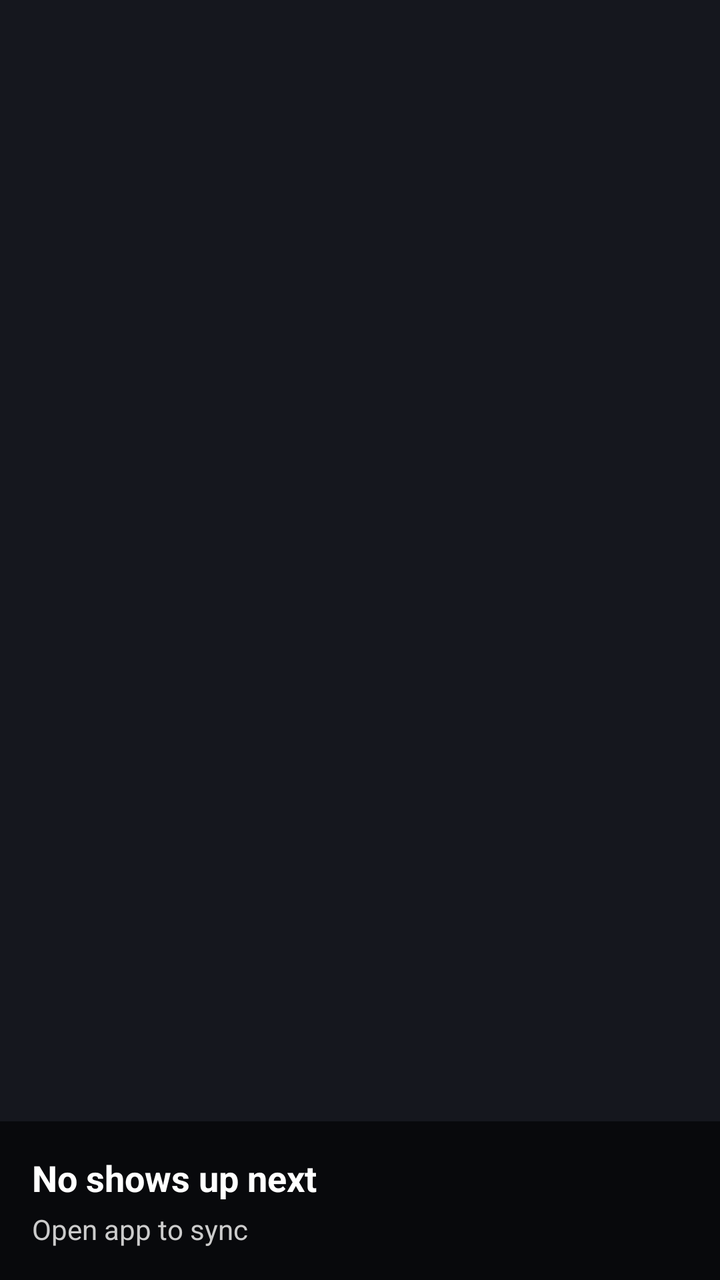
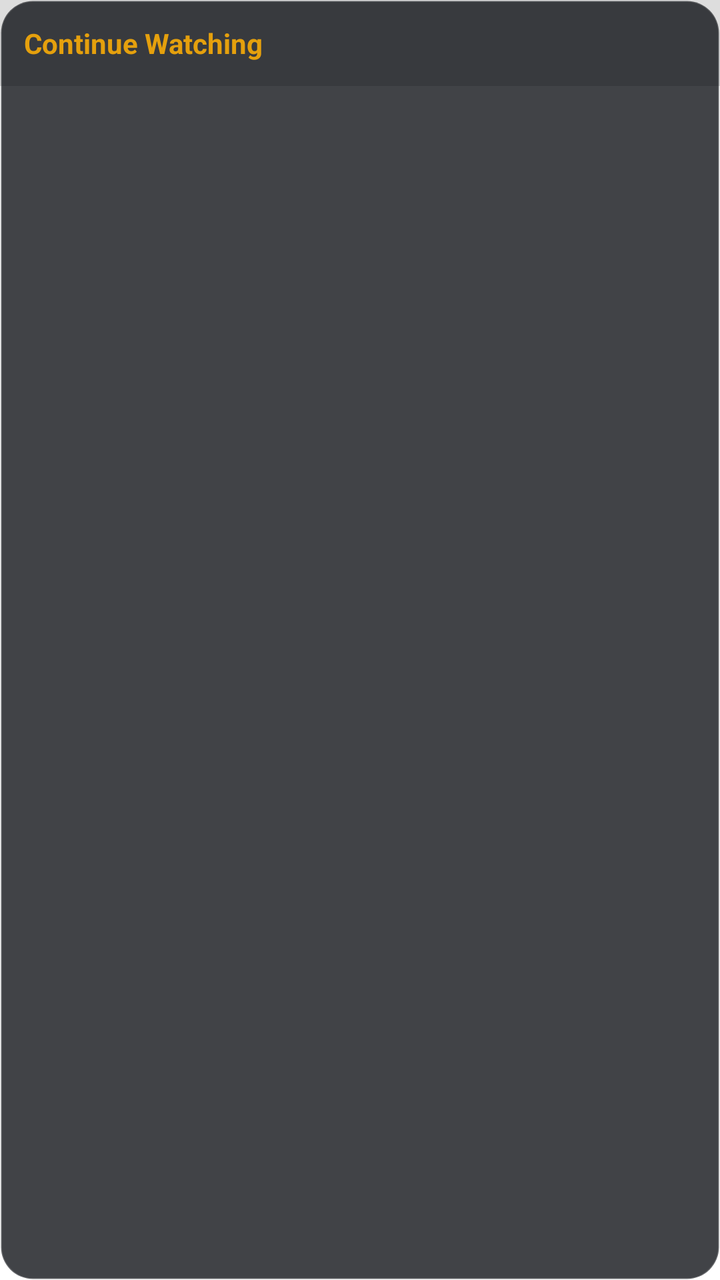

Compare the two renders of this Android layout. The source of the first and the diff that turns it into the second are given below.
<!-- AndroidManifest.xml: fallback theme Theme.MaterialComponents.DayNight.NoActionBar -->
<!-- res/layout/widget_layout.xml -->
<?xml version="1.0" encoding="utf-8"?>
<RelativeLayout xmlns:android="http://schemas.android.com/apk/res/android"
    android:id="@+id/widget_root"
    android:layout_width="match_parent"
    android:layout_height="match_parent"
    android:background="#15171e">

    <ImageView
        android:id="@+id/widget_image"
        android:layout_width="match_parent"
        android:layout_height="match_parent"
        android:scaleType="centerCrop"
        android:alpha="0.4"
        android:contentDescription="Widget Background" />

    <LinearLayout
        android:layout_width="match_parent"
        android:layout_height="wrap_content"
        android:layout_alignParentBottom="true"
        android:orientation="vertical"
        android:padding="16dp"
        android:background="#99000000">

        <TextView
            android:id="@+id/widget_show_title"
            android:layout_width="wrap_content"
            android:layout_height="wrap_content"
            android:text="No shows up next"
            android:textColor="#FFFFFF"
            android:textSize="18sp"
            android:textStyle="bold"
            android:maxLines="1"
            android:ellipsize="end" />

        <TextView
            android:id="@+id/widget_episode_title"
            android:layout_width="wrap_content"
            android:layout_height="wrap_content"
            android:text="Open app to sync"
            android:textColor="#CCCCCC"
            android:textSize="14sp"
            android:layout_marginTop="4dp"
            android:maxLines="1"
            android:ellipsize="end" />
    </LinearLayout>

</RelativeLayout>
<!-- resources referenced by this layout -->
<resources>

</resources>

<!-- the commit's change to res/layout/widget_layout.xml (unified diff, before → after) -->
@@ -1,47 +1,28 @@
 <?xml version="1.0" encoding="utf-8"?>
-<RelativeLayout xmlns:android="http://schemas.android.com/apk/res/android"
-    android:id="@+id/widget_root"
+<LinearLayout xmlns:android="http://schemas.android.com/apk/res/android"
     android:layout_width="match_parent"
     android:layout_height="match_parent"
-    android:background="#15171e">
+    android:orientation="vertical"
+    android:background="@drawable/widget_background">
 
-    <ImageView
-        android:id="@+id/widget_image"
+    <TextView
+        android:id="@+id/widget_title"
+        android:layout_width="match_parent"
+        android:layout_height="wrap_content"
+        android:text="Continue Watching"
+        android:textColor="#E5A00D"
+        android:textSize="14sp"
+        android:textStyle="bold"
+        android:padding="12dp"
+        android:background="#22000000" />
+
+    <ListView
+        android:id="@+id/widget_list_view"
         android:layout_width="match_parent"
         android:layout_height="match_parent"
-        android:scaleType="centerCrop"
-        android:alpha="0.4"
-        android:contentDescription="Widget Background" />
+        android:divider="@null"
+        android:dividerHeight="0dp"
+        android:clipToPadding="false"
+        android:paddingBottom="8dp" />
 
-    <LinearLayout
-        android:layout_width="match_parent"
-        android:layout_height="wrap_content"
-        android:layout_alignParentBottom="true"
-        android:orientation="vertical"
-        android:padding="16dp"
-        android:background="#99000000">
-
-        <TextView
-            android:id="@+id/widget_show_title"
-            android:layout_width="wrap_content"
-            android:layout_height="wrap_content"
-            android:text="No shows up next"
-            android:textColor="#FFFFFF"
-            android:textSize="18sp"
-            android:textStyle="bold"
-            android:maxLines="1"
-            android:ellipsize="end" />
-
-        <TextView
-            android:id="@+id/widget_episode_title"
-            android:layout_width="wrap_content"
-            android:layout_height="wrap_content"
-            android:text="Open app to sync"
-            android:textColor="#CCCCCC"
-            android:textSize="14sp"
-            android:layout_marginTop="4dp"
-            android:maxLines="1"
-            android:ellipsize="end" />
-    </LinearLayout>
-
-</RelativeLayout>
+</LinearLayout>
<!-- resource entries referenced after the edit -->
@@ -1,5 +1,12 @@
 <!-- resources referenced by this layout -->
 <resources>
-
+  <!-- drawable widget_background (drawable) -->
+  <?xml version="1.0" encoding="utf-8"?>
+  <shape xmlns:android="http://schemas.android.com/apk/res/android"
+      android:shape="rectangle">
+      <solid android:color="#CC12141A" />
+      <corners android:radius="16dp" />
+      <stroke android:width="1dp" android:color="#33FFFFFF" />
+  </shape>
 </resources>
 
